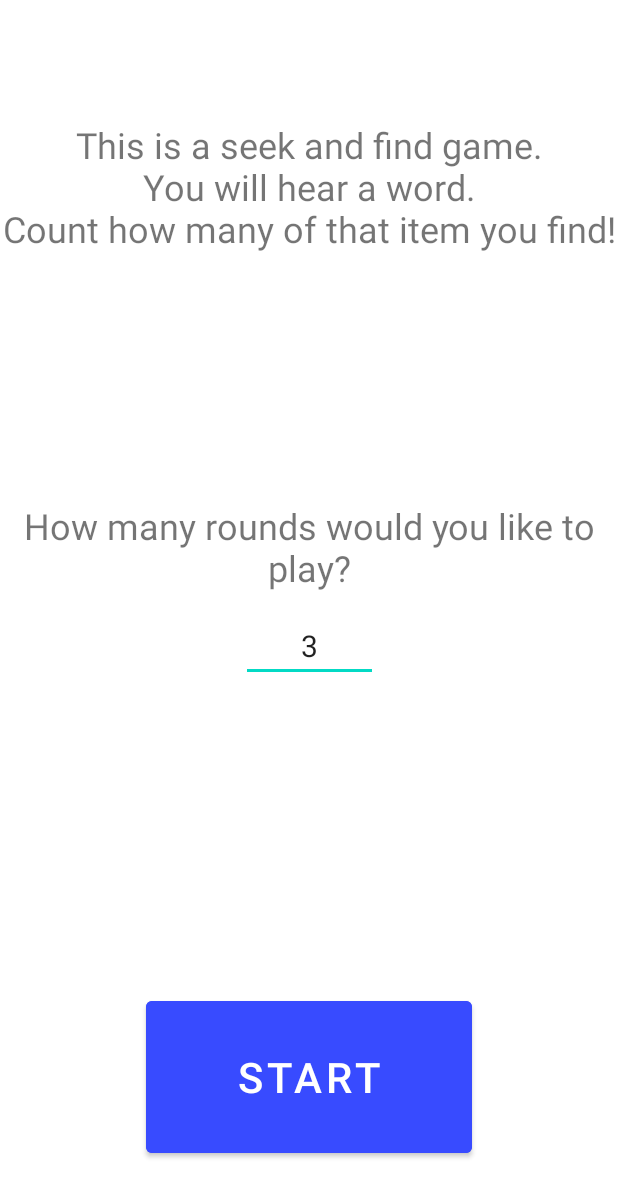
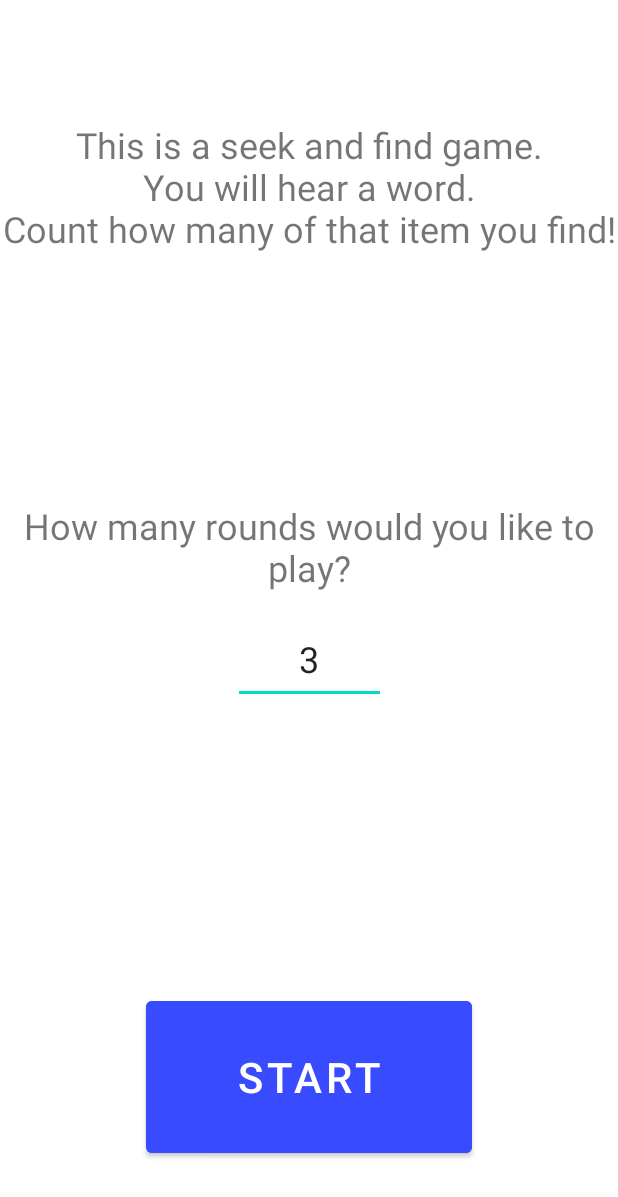
Before and after one commit to abeljlim/Blackfoot, an Android app: the PlayActivity screen opened directly, with no data from a screen before it, on a phone screen of 412 x 824 dp. Shown: the top 1197 px of the screen. Run offline under Robolectric (Android 15) with nearby library versions, the phone set to English and light mode, and no system bars.

Commit message:
Setting up alpha colors and finishing the Play phase of the app

```diff
--- a/app/src/main/java/com/example/emptyactivityapp/LearnActivity.java
+++ b/app/src/main/java/com/example/emptyactivityapp/LearnActivity.java
@@ -81,7 +81,7 @@ public class LearnActivity extends AppCompatActivity {
         // Get image
         learnDisplayedImageView = findViewById(R.id.learnDisplayedImageView);
         learnDisplayedImageView.setImageResource(context.getResources().getIdentifier(CSVline, "drawable", context.getPackageName()));
-        int[][][] displayedImage = cmpt120image.getImage(learnDisplayedImageView);
+        int[][][] displayedImage = cmpt120image.getImage_blackWhiteBG(learnDisplayedImageView);
 
         int[][][] canvasData = cmpt120image.getWhiteImage(learnCanvasView.getWidth()/MainActivity.CANVAS_IMAGE_SCALE, learnCanvasView.getHeight()/MainActivity.CANVAS_IMAGE_SCALE);
         Random rand = new Random();
@@ -91,7 +91,7 @@ public class LearnActivity extends AppCompatActivity {
 
         //Log.i(TAG,"canvasData cols: "+learnCanvasView.getWidth()/MainActivity.CANVAS_IMAGE_SCALE+"; canvasData rows: "+learnCanvasView.getHeight()/MainActivity.CANVAS_IMAGE_SCALE);
         //Log.i(TAG,"randPosnCol: "+randPosnCol+"; randPosnRow: "+randPosnRow+";");
-        Draw.drawItem(canvasData, displayedImage, randPosnRow, randPosnCol);
+        Draw.drawItem_whiteBG(canvasData, displayedImage, randPosnRow, randPosnCol);
         cmpt120image.renderImageToView_whiteBG(canvasData, learnCanvasView);
     }
 
--- a/app/src/main/java/com/example/emptyactivityapp/MainActivity.java
+++ b/app/src/main/java/com/example/emptyactivityapp/MainActivity.java
@@ -125,9 +125,9 @@ public class MainActivity extends AppCompatActivity {
         }
     }
 
-    public void change(View v){
+    /*public void change(View v){
         displayedImageView.setImageResource(R.drawable.child);
-    }
+    }*/
 
     public void learn(View v) {
 
--- a/app/src/main/res/layout/activity_learn.xml
+++ b/app/src/main/res/layout/activity_learn.xml
@@ -4,7 +4,8 @@
     xmlns:tools="http://schemas.android.com/tools"
     android:id="@+id/learnLayout"
     android:layout_width="match_parent"
-    android:layout_height="match_parent">
+    android:layout_height="match_parent"
+    android:background="#FFFFFF">
 
     <Button
         android:id="@+id/button4"
@@ -13,6 +14,7 @@
         android:backgroundTint="#384BFF"
         android:onClick="nextItem"
         android:text="Next Item"
+        android:textColor="#FFFFFF"
         android:textSize="28sp"
         app:layout_constraintBottom_toBottomOf="parent"
         app:layout_constraintEnd_toEndOf="parent"
@@ -33,7 +35,7 @@
 
     <ImageView
         android:id="@+id/learnCanvasImgView"
-        android:layout_width="392dp"
+        android:layout_width="0dp"
         android:layout_height="493dp"
         android:visibility="invisible"
         app:layout_constraintBottom_toTopOf="@+id/button4"
--- a/app/src/main/res/layout/activity_play.xml
+++ b/app/src/main/res/layout/activity_play.xml
@@ -8,7 +8,7 @@
 
     <ImageView
         android:id="@+id/playStartCanvasImgView"
-        android:layout_width="413dp"
+        android:layout_width="0dp"
         android:layout_height="520dp"
         android:visibility="invisible"
         app:layout_constraintBottom_toTopOf="@+id/button4"
@@ -32,13 +32,13 @@
 
     <EditText
         android:id="@+id/editTextRoundsNumber"
-        android:layout_width="91dp"
-        android:layout_height="44dp"
+        android:layout_width="102dp"
+        android:layout_height="59dp"
         android:ems="10"
         android:inputType="number"
         android:text="3"
         android:textAlignment="center"
-        android:textSize="20sp"
+        android:textSize="24sp"
         app:layout_constraintBottom_toBottomOf="parent"
         app:layout_constraintEnd_toEndOf="parent"
         app:layout_constraintStart_toStartOf="parent"
@@ -52,13 +52,14 @@
         android:ems="10"
         android:inputType="number"
         android:textAlignment="center"
-        android:textSize="20sp"
+        android:textSize="24sp"
         android:visibility="invisible"
         app:layout_constraintBottom_toBottomOf="parent"
         app:layout_constraintEnd_toStartOf="@+id/playStartSubmitButton"
-        app:layout_constraintHorizontal_bias="0.488"
+        app:layout_constraintHorizontal_bias="0.587"
         app:layout_constraintStart_toStartOf="parent"
-        app:layout_constraintTop_toBottomOf="@+id/playStartPrompt" />
+        app:layout_constraintTop_toBottomOf="@+id/playStartPrompt"
+        app:layout_constraintVertical_bias="0.765" />
 
     <TextView
         android:id="@+id/textView2"
@@ -98,10 +99,9 @@
         android:visibility="invisible"
         app:layout_constraintBottom_toBottomOf="parent"
         app:layout_constraintEnd_toEndOf="parent"
-        app:layout_constraintHorizontal_bias="1.0"
         app:layout_constraintStart_toStartOf="parent"
         app:layout_constraintTop_toBottomOf="@+id/playStartCanvasImgView"
-        app:layout_constraintVertical_bias="0.152" />
+        app:layout_constraintVertical_bias="0.223" />
 
     <Button
         android:id="@+id/playStartButton"
@@ -110,6 +110,7 @@
         android:backgroundTint="#384BFF"
         android:onClick="playStart"
         android:text="Start"
+        android:textColor="#FFFFFF"
         android:textSize="28sp"
         app:layout_constraintBottom_toBottomOf="parent"
         app:layout_constraintEnd_toEndOf="parent"
@@ -121,16 +122,35 @@
         android:id="@+id/playStartSubmitButton"
         android:layout_width="183dp"
         android:layout_height="83dp"
+        android:layout_marginTop="29dp"
         android:backgroundTint="#384BFF"
-        android:onClick="playStart"
+        android:onClick="submitCount"
         android:text="Submit"
+        android:textColor="#FFFFFF"
         android:textSize="28sp"
         android:visibility="invisible"
         app:layout_constraintBottom_toBottomOf="parent"
         app:layout_constraintEnd_toEndOf="parent"
-        app:layout_constraintHorizontal_bias="0.89"
+        app:layout_constraintHorizontal_bias="0.872"
         app:layout_constraintStart_toStartOf="parent"
-        app:layout_constraintTop_toTopOf="parent"
-        app:layout_constraintVertical_bias="0.975" />
+        app:layout_constraintTop_toBottomOf="@+id/playStartPrompt"
+        app:layout_constraintVertical_bias="0.0" />
+
+    <Button
+        android:id="@+id/playStartContinueButton"
+        android:layout_width="266dp"
+        android:layout_height="84dp"
+        android:backgroundTint="#384BFF"
+        android:onClick="continuePlay"
+        android:text="Continue"
+        android:textColor="#FFFFFF"
+        android:textSize="28sp"
+        android:visibility="invisible"
+        app:layout_constraintBottom_toBottomOf="parent"
+        app:layout_constraintEnd_toEndOf="parent"
+        app:layout_constraintHorizontal_bias="0.496"
+        app:layout_constraintStart_toStartOf="parent"
+        app:layout_constraintTop_toBottomOf="@+id/playStartPrompt"
+        app:layout_constraintVertical_bias="0.659" />
 
 </androidx.constraintlayout.widget.ConstraintLayout>
--- a/app/src/main/res/values/strings.xml
+++ b/app/src/main/res/values/strings.xml
@@ -1,3 +1,3 @@
 <resources>
-    <string name="app_name">EmptyActivityApp</string>
+    <string name="app_name">Blackfoot</string>
 </resources>
```
Also changed, not shown: app/src/main/java/com/example/emptyactivityapp/Draw.java (+121 -19 lines), app/src/main/java/com/example/emptyactivityapp/PlayActivity.java (+68 -3 lines), app/src/main/java/com/example/emptyactivityapp/SettingsActivity.java (+28 -9 lines), app/src/main/java/com/example/emptyactivityapp/cmpt120image.java (+39 -7 lines), app/src/main/res/layout/activity_main.xml (+6 -5 lines), app/src/main/res/layout/activity_settings.xml (+10 -5 lines).
